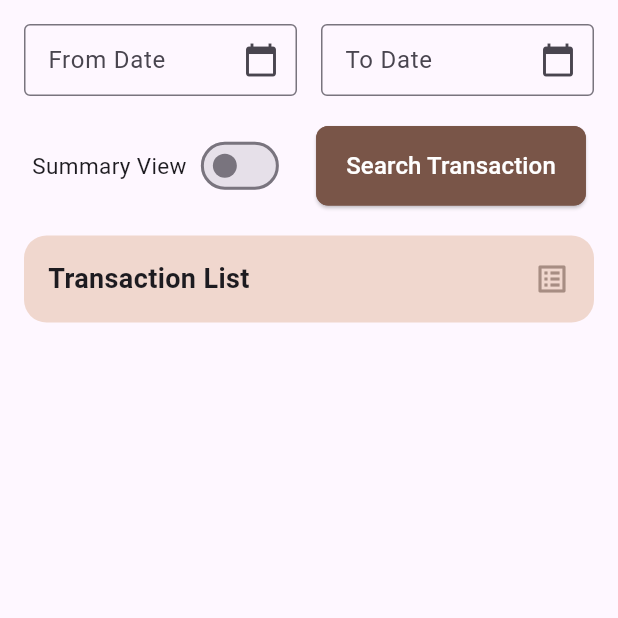
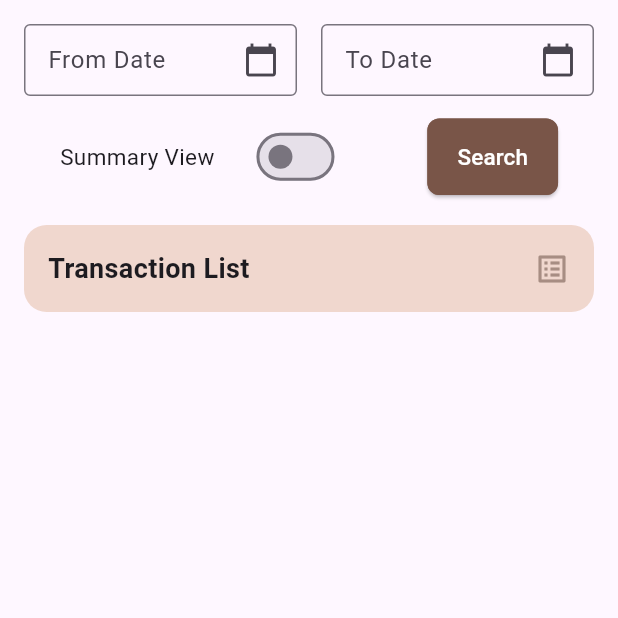
Before and after one commit to sliit-app-innovator/spend-wise, a Flutter app: the TransactionHistoryPage screen opened directly, on a phone screen of 412 x 824 dp, the top half of it. Run offline on Flutter 3.47's test engine with Material 3 defaults, Android fonts, the phone set to English and light mode, and no system bars; our stand-ins replace cloud_firestore, firebase_core, image_picker, shared_preferences, sqflite; missing offline and left inert: dart:ffi, workmanager; accounts and stored records are empty.

```diff
--- a/lib/pages/transaction_history_page.dart
+++ b/lib/pages/transaction_history_page.dart
@@ -98,7 +98,7 @@ class _TransactionHistoryPageState extends State<TransactionHistoryPage> {
                 ),
               ],
             ),
-            SizedBox(height: 20.0), // Spacing between rows
+            SizedBox(height: 15.0), // Spacing between rows
 
             // Radio buttons in a row
             Row(
@@ -136,7 +136,7 @@ class _TransactionHistoryPageState extends State<TransactionHistoryPage> {
                 ),
                 const SizedBox(
                   width: 10,
-                  height: 8,
+                  height: 5,
                 ),
                 ElevatedButton(
                   onPressed: _searchTransaction,
@@ -149,9 +149,12 @@ class _TransactionHistoryPageState extends State<TransactionHistoryPage> {
                     ),
                     padding: const EdgeInsets.symmetric(horizontal: 20, vertical: 15), // Button padding
                   ),
-                  child: const Text(
-                    'Search Transaction',
-                    style: TextStyle(color: Colors.white, fontSize: 16), // Customize the font size if needed
+                  child: Container(
+                    margin: EdgeInsets.all(0.0),
+                    child: const Text(
+                      'Search',
+                      style: TextStyle(color: Colors.white, fontSize: 15), // Customize the font size if needed
+                    ),
                   ),
                 )
               ],
```
Also changed, not shown: lib/pages/add_transaction_page.dart (+21 -18 lines).
